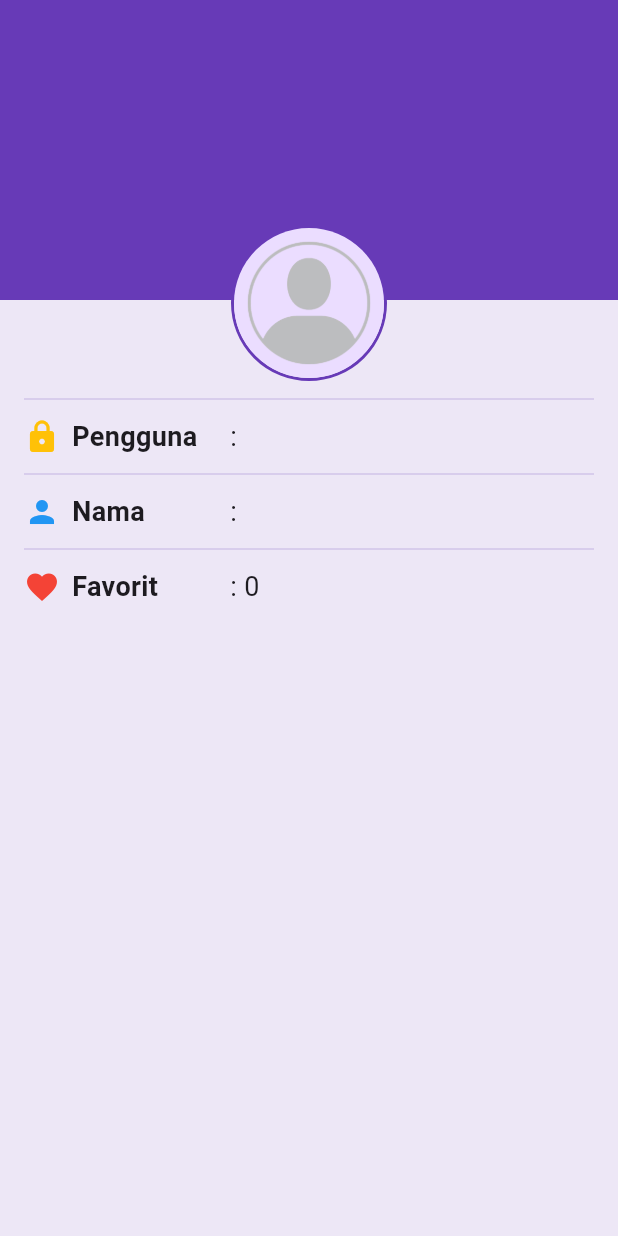
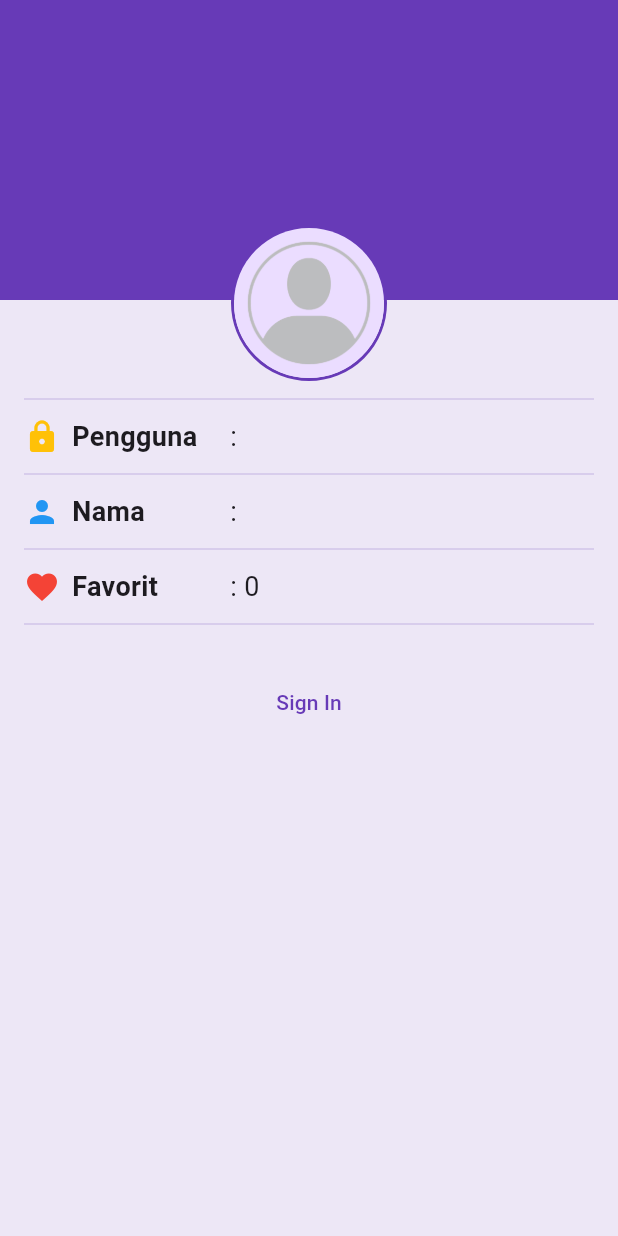
Before and after one commit to GregoryNoelMarcello/wisata_candi_gregory_noel_marcello, a Flutter app: the ProfileScreen screen opened directly, on a phone screen of 412 x 824 dp. Run offline on Flutter 3.47's test engine with Material 3 defaults, Android fonts, the phone set to English and light mode, and no system bars; our stand-ins replace cached_network_image.

Commit message:
Profile screen progress

```diff
--- a/lib/screens/profile_screen.dart
+++ b/lib/screens/profile_screen.dart
@@ -13,6 +13,18 @@ class _ProfileScreenState extends State<ProfileScreen> {
   String fullName = '';
   String userName = '';
   int favoriteCandiCount = 0;
+
+  // TODO 5. Implementasi fungsi signIn
+  void signIn(){
+    Navigator.pushNamed(context, '/signin');
+  }
+
+  // TODO 6. Implementasi fungsi signOut
+  void signOut(){
+    setState(() {
+      isSignedIn = !isSignedIn;
+    });
+  }
 
   @override
   Widget build(BuildContext context) {
@@ -136,6 +148,11 @@ class _ProfileScreenState extends State<ProfileScreen> {
               ),
 
               //TODO 4. Buat ProfileActions yang berisi TextButton sign in/out
+              SizedBox(height: 4),
+              Divider(color: Colors.deepPurple[100]),
+              SizedBox(height: 20),
+              isSignedIn ? TextButton(onPressed: signOut, child: Text('Sign Out'))
+                  : TextButton(onPressed: signIn, child: Text('Sign In')),
             ],
           ),
         )
```
Also changed, not shown: lib/screens/sign_up_screen.dart (line endings or trailing spaces).
